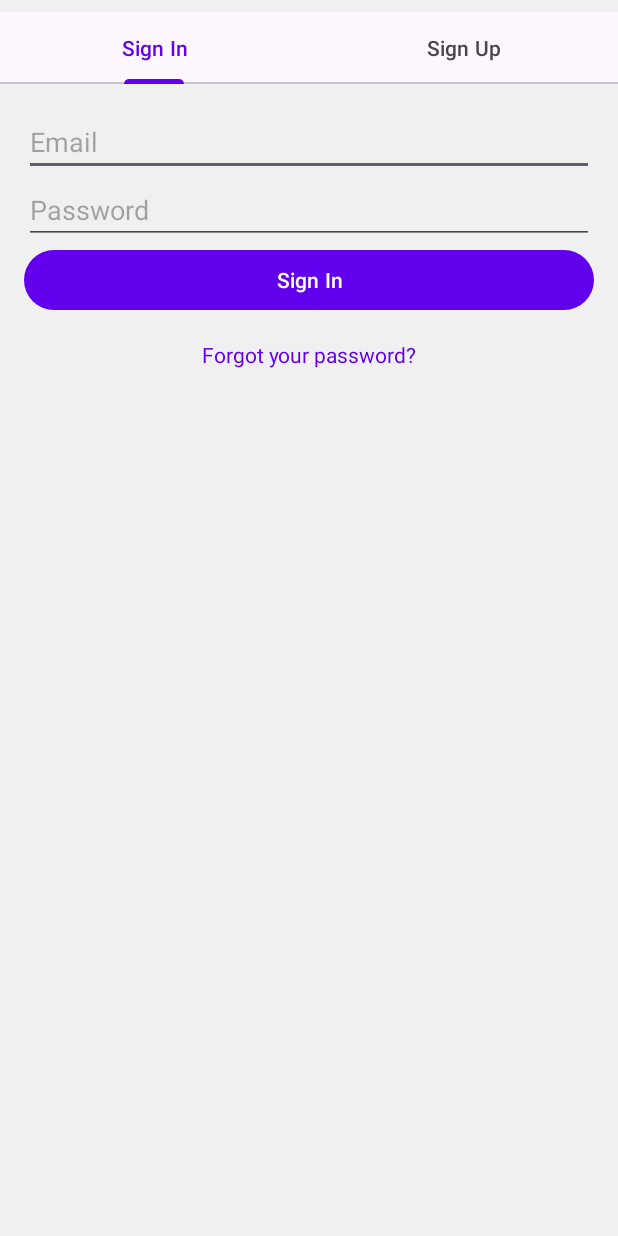
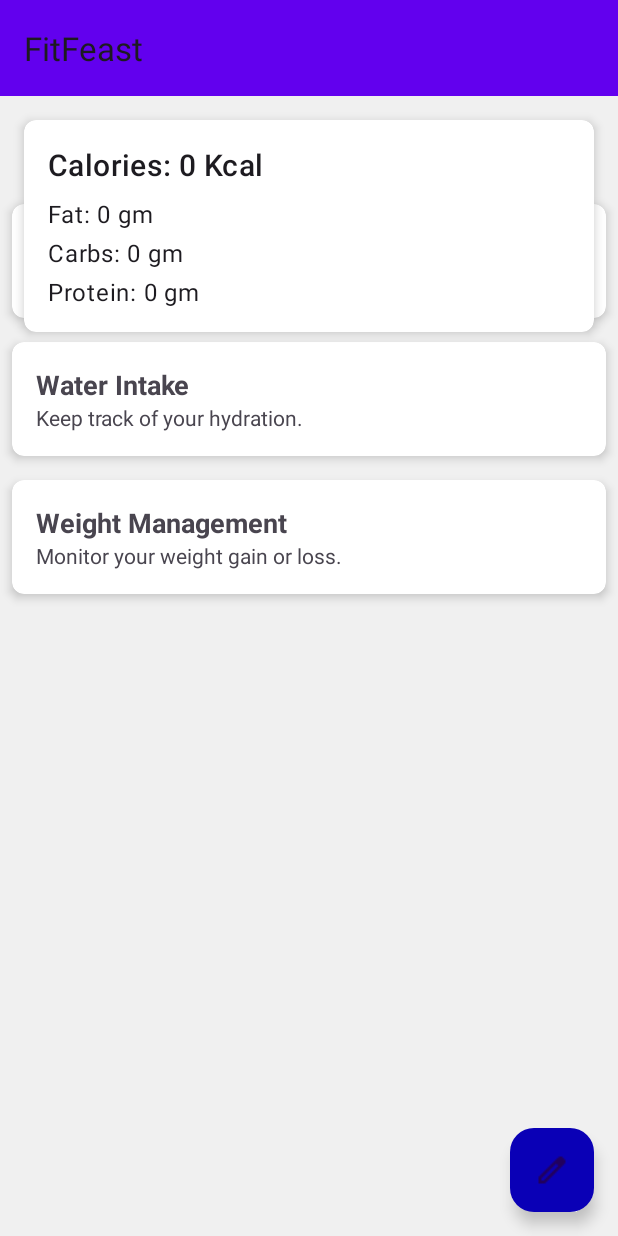
Before and after one commit to AmgT94/fit-feast, an Android app: the screen it shows after launch (MainActivity), in the side drawer, after a tap on "Goals", on a phone screen of 412 x 824 dp. Run offline under Robolectric (Android 15) with nearby library versions, the phone set to English and light mode, and no system bars; our stand-ins replace Firebase (no records; nobody signed in at launch, a user with empty details on screens opened directly).

Commit message:
#20 Add "Goals" feature with nutrition tracking
- Create `GoalsFragment` to display nutritional goals in a card layout using `RecyclerView`.
- Define `GoalsAdapter` and `GoalViewHolder` to bind goal data to the RecyclerView.
- Implement `item_goal_card.xml` for the card layout design.
- Design and integrate `dialog_edit_goal.xml` layout to input and edit goal details.
- Add real-time calculation logic for nutrient grams, displaying the results in non-editable TextViews.
- Implement a Floating Action Button in `GoalsFragment` to save goal data.
- Add Firestore integration to save updated goals associated with the user's profile.

```diff
--- /dev/null
+++ b/app/src/main/java/com/example/fitfeast/GoalsAdapter.kt
@@ -0,0 +1,32 @@
+package com.example.fitfeast
+
+import android.view.LayoutInflater
+import android.view.View
+import android.view.ViewGroup
+import android.widget.TextView
+import androidx.recyclerview.widget.RecyclerView
+
+class GoalsAdapter(private val goalsList: List<Goal>) : RecyclerView.Adapter<GoalsAdapter.GoalViewHolder>() {
+
+    override fun onCreateViewHolder(parent: ViewGroup, viewType: Int): GoalViewHolder {
+        val itemView = LayoutInflater.from(parent.context).inflate(R.layout.item_goal, parent, false)
+        return GoalViewHolder(itemView)
+    }
+
+    override fun onBindViewHolder(holder: GoalViewHolder, position: Int) {
+        val currentGoal = goalsList[position]
+        holder.bind(currentGoal)
+    }
+
+    override fun getItemCount() = goalsList.size
+
+    class GoalViewHolder(itemView: View) : RecyclerView.ViewHolder(itemView) {
+        private val titleTextView: TextView = itemView.findViewById(R.id.goalTitle)
+        private val descriptionTextView: TextView = itemView.findViewById(R.id.goalDescription)
+
+        fun bind(goal: Goal) {
+            titleTextView.text = goal.title
+            descriptionTextView.text = goal.description
+        }
+    }
+}
--- /dev/null
+++ b/app/src/main/java/com/example/fitfeast/GoalsFragment.kt
@@ -0,0 +1,174 @@
+package com.example.fitfeast
+
+import android.os.Bundle
+import android.util.Log
+import android.view.LayoutInflater
+import android.view.View
+import android.view.ViewGroup
+import android.widget.TextView
+import android.widget.Toast
+import androidx.cardview.widget.CardView
+import androidx.fragment.app.Fragment
+import androidx.recyclerview.widget.LinearLayoutManager
+import androidx.recyclerview.widget.RecyclerView
+import com.google.android.material.floatingactionbutton.FloatingActionButton
+import com.google.firebase.auth.FirebaseAuth
+import com.google.firebase.firestore.FirebaseFirestore
+import com.google.firebase.firestore.Query
+
+class GoalsFragment : Fragment(), NutrientInputDialogFragment.NutrientInputListener {
+
+    private lateinit var recyclerView: RecyclerView
+    private lateinit var goalsAdapter: GoalsAdapter
+    private lateinit var mainFab: FloatingActionButton
+    private lateinit var weightLossFab: FloatingActionButton
+    private lateinit var weightGainFab: FloatingActionButton
+
+    // Text views for displaying nutrition data
+    private lateinit var caloriesTextView: TextView
+    private lateinit var fatGramsTextView: TextView
+    private lateinit var carbsGramsTextView: TextView
+    private lateinit var proteinGramsTextView: TextView
+
+    private var isFabMenuOpen = false
+
+    override fun onCreateView(
+        inflater: LayoutInflater, container: ViewGroup?,
+        savedInstanceState: Bundle?
+    ): View {
+        val view = inflater.inflate(R.layout.fragment_goals, container, false)
+
+        recyclerView = view.findViewById(R.id.goalsRecyclerView)
+        recyclerView.layoutManager = LinearLayoutManager(context)
+
+        caloriesTextView = view.findViewById(R.id.caloriesTextView)
+        fatGramsTextView = view.findViewById(R.id.fatGramsTextView)
+        carbsGramsTextView = view.findViewById(R.id.carbsGramsTextView)
+        proteinGramsTextView = view.findViewById(R.id.proteinGramsTextView)
+
+        val goalsData = listOf(
+            Goal("Nutrients Intake", "Track your daily nutrients intake."),
+            Goal("Water Intake", "Keep track of your hydration."),
+            Goal("Weight Management", "Monitor your weight gain or loss.")
+        )
+
+        goalsAdapter = GoalsAdapter(goalsData)
+        recyclerView.adapter = goalsAdapter
+
+        mainFab = view.findViewById(R.id.mainFab)
+        weightLossFab = view.findViewById(R.id.weightLossFab)
+        weightGainFab = view.findViewById(R.id.weightGainFab)
+
+        // Attach the OnClickListener to the macronutrientsCard to show nutrient input dialog
+        val macronutrientsCard: CardView = view.findViewById(R.id.macronutrientsCard)
+        macronutrientsCard.setOnClickListener {
+            showNutrientInputDialog()
+        }
+
+        return view
+    }
+
+    override fun onViewCreated(view: View, savedInstanceState: Bundle?) {
+        super.onViewCreated(view, savedInstanceState)
+
+        mainFab.setOnClickListener {
+            toggleFabMenu()
+        }
+
+        weightLossFab.setOnClickListener {
+            // Handle "Weight Loss" action
+            Toast.makeText(context, "Weight Loss Clicked", Toast.LENGTH_SHORT).show()
+        }
+
+        weightGainFab.setOnClickListener {
+            // Handle "Weight Gain" action
+            Toast.makeText(context, "Weight Gain Clicked", Toast.LENGTH_SHORT).show()
+        }
+        //method call to fetch and display nutrition data
+                fetchLatestNutritionData()
+    }
+    private fun fetchLatestNutritionData() {
+        val userId = FirebaseAuth.getInstance().currentUser?.uid ?: return
+        FirebaseFirestore.getInstance().collection("users").document(userId)
+            .collection("nutritionData").orderBy("timestamp", Query.Direction.DESCENDING).limit(1)
+            .get()
+            .addOnSuccessListener { documents ->
+                if (documents.isEmpty) {
+                    Log.d("NutritionData", "No nutrition data found for user")
+                    return@addOnSuccessListener
+                }
+                for (document in documents) {
+                    val data = document.toObject(NutritionData::class.java)
+                    updateNutritionUI(data.calories, data.fatGrams, data.carbsGrams, data.proteinGrams)
+                }
+            }
+            .addOnFailureListener { e ->
+                Log.e("NutritionData", "Error fetching user data", e)
+                Toast.makeText(context, "Failed to fetch user data.", Toast.LENGTH_SHORT).show()
+            }
+    }
+    private fun toggleFabMenu() {
+        if (!isFabMenuOpen) {
+            weightLossFab.show()
+            weightGainFab.show()
+            mainFab.setImageResource(R.drawable.ic_delete)
+        } else {
+            weightLossFab.hide()
+            weightGainFab.hide()
+            mainFab.setImageResource(R.drawable.ic_add_circle_outline)
+        }
+        isFabMenuOpen = !isFabMenuOpen
+    }
+
+    private fun showNutrientInputDialog() {
+        val dialog = NutrientInputDialogFragment()
+        dialog.setNutrientInputListener(this)
+        dialog.show(parentFragmentManager, "NutrientInputDialogFragment")
+    }
+
+
+
+    override fun onUpdateNutrientInput(calories: Double, fatGrams: Double, carbsGrams: Double, proteinGrams: Double) {
+        // Update UI with the received data
+        updateNutritionUI(calories, fatGrams, carbsGrams, proteinGrams)
+
+        // Optionally, confirm with the user before saving the data
+        confirmAndSaveNutritionData(calories, fatGrams, carbsGrams, proteinGrams)
+    }
+
+    private fun confirmAndSaveNutritionData(calories: Double, fatGrams: Double, carbsGrams: Double, proteinGrams: Double) {
+        // (update later) For simplicity, assuming the user always confirms, and directly save the data
+        saveNutritionData(calories, fatGrams, carbsGrams, proteinGrams)
+    }
+
+
+    private fun saveNutritionData(calories: Double, fatGrams: Double, carbsGrams: Double, proteinGrams: Double) {
+        val userId = FirebaseAuth.getInstance().currentUser?.uid
+        if (userId != null) {
+            val nutritionData = hashMapOf(
+                "calories" to calories,
+                "fatGrams" to fatGrams,
+                "carbsGrams" to carbsGrams,
+                "proteinGrams" to proteinGrams
+            )
+
+            FirebaseFirestore.getInstance().collection("users").document(userId)
+                .collection("nutritionData").add(nutritionData)
+                .addOnSuccessListener {
+                    Toast.makeText(context, "Nutrition data updated successfully.", Toast.LENGTH_SHORT).show()
+                }
+                .addOnFailureListener { e ->
+                    Toast.makeText(context, "Error updating nutrition data: ${e.localizedMessage}", Toast.LENGTH_SHORT).show()
+                }
+        } else {
+            Toast.makeText(context, "No user logged in.", Toast.LENGTH_SHORT).show()
+        }
+    }
+
+    private fun updateNutritionUI(calories: Double, fatGrams: Double, carbsGrams: Double, proteinGrams: Double) {
+        caloriesTextView?.text = getString(R.string.calories_text, calories)
+        fatGramsTextView?.text = getString(R.string.fat_grams_text, fatGrams)
+        carbsGramsTextView?.text = getString(R.string.carbs_grams_text, carbsGrams)
+        proteinGramsTextView?.text = getString(R.string.protein_grams_text, proteinGrams)
+    }
+}
--- a/app/src/main/java/com/example/fitfeast/MainActivity.kt
+++ b/app/src/main/java/com/example/fitfeast/MainActivity.kt
@@ -142,9 +142,9 @@ class MainActivity : AppCompatActivity() {
         binding.navView.setNavigationItemSelectedListener { menuItem ->
             when (menuItem.itemId) {
                 R.id.nav_dashboard -> navController.navigate(R.id.dashboardFragment)
-                R.id.nav_goals -> {
-                }
+                R.id.nav_goals -> navController.navigate(R.id.goalsFragment)
                 R.id.nav_weight -> {
+                    // Handle navigation to WeightFragment
                 }
                 R.id.nav_medication -> navController.navigate(R.id.medicationFragment)
             }
@@ -162,6 +162,7 @@ class MainActivity : AppCompatActivity() {
             binding.drawerLayout.closeDrawer(GravityCompat.START)
         }
     }
+
 
 
     private fun setDrawerEnabled(enabled: Boolean) {
--- a/app/src/main/java/com/example/fitfeast/UserProfile.kt
+++ b/app/src/main/java/com/example/fitfeast/UserProfile.kt
@@ -23,3 +23,16 @@ data class Medication(
     val repeatDays: List<String> = emptyList(),
     val notes: String = ""
 )
+
+data class Goal(
+    val title: String,
+    val description: String
+)
+
+data class NutritionData(
+    val calories: Double = 0.0,
+    val fatGrams: Double = 0.0,
+    val carbsGrams: Double = 0.0,
+    val proteinGrams: Double = 0.0,
+    val timestamp: Long = System.currentTimeMillis()
+)
--- /dev/null
+++ b/app/src/main/res/layout/fragment_goals.xml
@@ -0,0 +1,105 @@
+<androidx.coordinatorlayout.widget.CoordinatorLayout xmlns:android="http://schemas.android.com/apk/res/android"
+    xmlns:app="http://schemas.android.com/apk/res-auto"
+    xmlns:tools="http://schemas.android.com/tools"
+    android:layout_width="match_parent"
+    android:layout_height="match_parent"
+    tools:context=".GoalsFragment">
+
+    <!-- Container for Nutrition Summary (Macronutrients Card) -->
+    <androidx.cardview.widget.CardView
+        android:id="@+id/macronutrientsCard"
+        android:layout_width="match_parent"
+        android:layout_height="wrap_content"
+        android:layout_margin="16dp"
+        app:cardElevation="4dp"
+        app:cardCornerRadius="8dp"
+        android:layout_gravity="top">
+
+        <LinearLayout
+            android:layout_width="match_parent"
+            android:layout_height="wrap_content"
+            android:orientation="vertical"
+            android:padding="16dp">
+
+            <TextView
+                android:id="@+id/caloriesTextView"
+                android:layout_width="match_parent"
+                android:layout_height="wrap_content"
+                android:text="Calories: 0 Kcal"
+                android:layout_marginBottom="8dp"
+                android:textAppearance="@style/TextAppearance.MaterialComponents.Headline6" />
+
+            <TextView
+                android:id="@+id/fatGramsTextView"
+                android:layout_width="match_parent"
+                android:layout_height="wrap_content"
+                android:text="Fat: 0 gm"
+                android:layout_marginBottom="4dp"
+                android:textAppearance="@style/TextAppearance.MaterialComponents.Body1" />
+
+            <TextView
+                android:id="@+id/carbsGramsTextView"
+                android:layout_width="match_parent"
+                android:layout_height="wrap_content"
+                android:text="Carbs: 0 gm"
+                android:layout_marginBottom="4dp"
+                android:textAppearance="@style/TextAppearance.MaterialComponents.Body1" />
+
+            <TextView
+                android:id="@+id/proteinGramsTextView"
+                android:layout_width="match_parent"
+                android:layout_height="wrap_content"
+                android:text="Protein: 0 gm"
+                android:textAppearance="@style/TextAppearance.MaterialComponents.Body1" />
+        </LinearLayout>
+    </androidx.cardview.widget.CardView>
+
+    <!-- RecyclerView for listing other goals -->
+    <androidx.recyclerview.widget.RecyclerView
+        android:id="@+id/goalsRecyclerView"
+        android:layout_width="match_parent"
+        android:layout_height="match_parent"
+        android:layout_marginTop="?attr/actionBarSize"
+        android:paddingBottom="150dp"
+        android:clipToPadding="false"
+        tools:listitem="@layout/item_goal" />
+
+    <!-- Main floating action button -->
+    <com.google.android.material.floatingactionbutton.FloatingActionButton
+        android:id="@+id/mainFab"
+        android:layout_width="wrap_content"
+        android:layout_height="wrap_content"
+        android:clickable="true"
+        android:focusable="true"
+        android:layout_gravity="bottom|end"
+        android:layout_margin="16dp"
+        app:srcCompat="@drawable/ic_edit"
+        app:fabSize="normal" />
+
+    <!-- Weight Loss floating action button -->
+    <com.google.android.material.floatingactionbutton.FloatingActionButton
+        android:id="@+id/weightLossFab"
+        android:layout_width="wrap_content"
+        android:layout_height="wrap_content"
+        android:layout_gravity="bottom|end"
+        android:layout_marginEnd="72dp"
+        android:layout_marginBottom="100dp"
+        android:visibility="invisible"
+        app:srcCompat="@drawable/ic_weight_loss"
+        android:contentDescription="@string/weight_loss"
+        app:fabSize="normal" />
+
+    <!-- Weight Gain floating action button -->
+    <com.google.android.material.floatingactionbutton.FloatingActionButton
+        android:id="@+id/weightGainFab"
+        android:layout_width="wrap_content"
+        android:layout_height="wrap_content"
+        android:layout_gravity="bottom|end"
+        android:layout_marginEnd="72dp"
+        android:layout_marginBottom="170dp"
+        android:visibility="invisible"
+        app:srcCompat="@drawable/ic_weight_gain"
+        android:contentDescription="@string/weight_gain"
+        app:fabSize="normal" />
+
+</androidx.coordinatorlayout.widget.CoordinatorLayout>
--- /dev/null
+++ b/app/src/main/res/layout/item_goal.xml
@@ -0,0 +1,30 @@
+<androidx.cardview.widget.CardView xmlns:android="http://schemas.android.com/apk/res/android"
+    xmlns:app="http://schemas.android.com/apk/res-auto"
+    android:layout_width="match_parent"
+    android:layout_height="wrap_content"
+    android:layout_margin="8dp"
+    app:cardElevation="4dp"
+    app:cardCornerRadius="8dp">
+
+    <LinearLayout
+        android:layout_width="match_parent"
+        android:layout_height="wrap_content"
+        android:orientation="vertical"
+        android:padding="16dp">
+
+        <TextView
+            android:id="@+id/goalTitle"
+            android:layout_width="match_parent"
+            android:layout_height="wrap_content"
+            android:text="Sample Title"
+            android:textSize="18sp"
+            android:textStyle="bold"/>
+
+        <TextView
+            android:id="@+id/goalDescription"
+            android:layout_width="match_parent"
+            android:layout_height="wrap_content"
+            android:text="Sample Description"
+            android:textSize="14sp"/>
+    </LinearLayout>
+</androidx.cardview.widget.CardView>
--- a/app/src/main/res/navigation/nav_graph.xml
+++ b/app/src/main/res/navigation/nav_graph.xml
@@ -62,6 +62,12 @@
         tools:layout="@layout/fragment_medication" >
     </fragment>
 
+    <!-- Goals Fragment -->
+    <fragment
+        android:id="@+id/goalsFragment"
+        android:name="com.example.fitfeast.GoalsFragment"
+        android:label="Goals"
+        tools:layout="@layout/fragment_goals" />
 
 
 </navigation>
--- a/app/src/main/res/values/colors.xml
+++ b/app/src/main/res/values/colors.xml
@@ -8,6 +8,10 @@
     <color name="textOnPrimary">#FFFFFF</color>
     <color name="background">#F0F0F0</color>
 
+    <color name="secondaryTextColor">#757575</color>
+    <color name="secondaryColor">#FFC107</color>
+
+
     <color name="nav_header_start">#FF33B5E5</color>
     <color name="nav_header_end">#FFAA66CC</color>
 </resources>
--- a/app/src/main/res/values/strings.xml
+++ b/app/src/main/res/values/strings.xml
@@ -53,4 +53,12 @@
     <string name="repeat_days">Repeat Days</string>
     <string name="medication">Medications</string>
 
+    <string name="calories_text">Calories: %1$.2f Kcal</string>
+    <string name="fat_grams_text">Fat: %1$.2f g</string>
+    <string name="carbs_grams_text">Carbohydrates: %1$.2f g</string>
+    <string name="protein_grams_text">Protein: %1$.2f g</string>
+    <string name="weight_loss">Weight Loss</string>
+    <string name="weight_gain">Weight Gain</string>
+
+
 </resources>
```
Also changed, not shown: app/src/main/java/com/example/fitfeast/NutrientInputDialogFragment.kt (added, +197 -0 lines), app/src/main/res/layout/nutrient_input_dialog.xml (added, +147 -0 lines), app/src/main/res/drawable/ic_add_a_photo.png, app/src/main/res/drawable/ic_weight_gain.png (added), app/src/main/res/drawable/ic_weight_loss.png (added).
